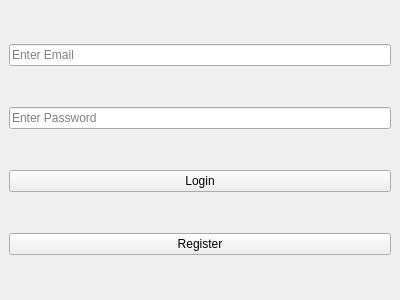
Old version of the form Agency/View/loginView.ui in the repository markodmaki123/RealEstateAgency.
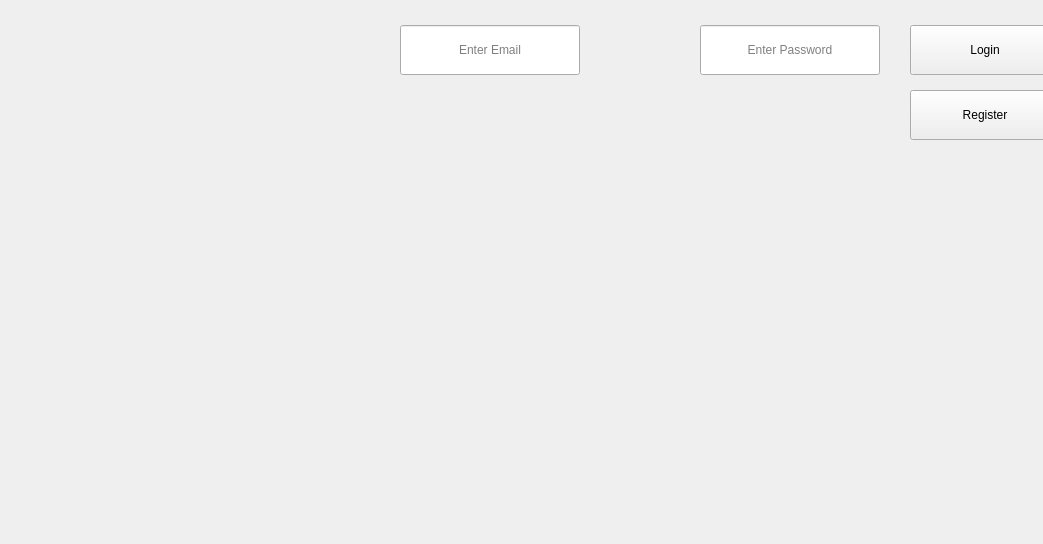
New version of the form.

Commit message: Added property view for adding new properties and visits view for accepting and declining visits. Updated Register view and login view to better fit functionality and ui. Added styles and images.

What changed in the file:
```diff
--- a/Agency/View/loginView.ui
+++ b/Agency/View/loginView.ui
@@ -6,47 +6,85 @@
    <rect>
     <x>0</x>
     <y>0</y>
-    <width>400</width>
-    <height>300</height>
+    <width>1043</width>
+    <height>544</height>
    </rect>
   </property>
   <property name="windowTitle">
    <string>Login</string>
   </property>
   <widget class="QWidget" name="centralwidget">
-   <layout class="QVBoxLayout" name="verticalLayout">
-    <item>
+   <widget class="QPushButton" name="login_button">
+    <property name="geometry">
+     <rect>
+      <x>910</x>
+      <y>25</y>
+      <width>150</width>
+      <height>50</height>
+     </rect>
+    </property>
+    <property name="text">
+     <string>Login</string>
+    </property>
+   </widget>
+   <widget class="QPushButton" name="register_button">
+    <property name="geometry">
+     <rect>
+      <x>910</x>
+      <y>90</y>
+      <width>150</width>
+      <height>50</height>
+     </rect>
+    </property>
+    <property name="text">
+     <string>Register</string>
+    </property>
+   </widget>
      <widget class="QLineEdit" name="email_field">
+    <property name="geometry">
+     <rect>
+      <x>400</x>
+      <y>25</y>
+      <width>180</width>
+      <height>50</height>
+     </rect>
+    </property>
       <property name="placeholderText">
        <string>Enter Email</string>
       </property>
-     </widget>
-    </item>
-    <item>
+    <property name="alignment">
+     <set>Qt::AlignCenter</set>
+    </property>
+   </widget>
      <widget class="QLineEdit" name="password_field">
+    <property name="geometry">
+     <rect>
+      <x>700</x>
+      <y>25</y>
+      <width>180</width>
+      <height>50</height>
+     </rect>
+    </property>
       <property name="placeholderText">
        <string>Enter Password</string>
       </property>
       <property name="echoMode">
        <enum>QLineEdit::Password</enum>
       </property>
-     </widget>
-    </item>
-    <item>
-     <widget class="QPushButton" name="login_button">
-      <property name="text">
-       <string>Login</string>
-      </property>
-     </widget>
-    </item>
-    <item>
-     <widget class="QPushButton" name="register_button">
-      <property name="text">
-       <string>Register</string>
-      </property>
-     </widget>
-    </item>
-   </layout>
+    <property name="alignment">
+     <set>Qt::AlignCenter</set>
+    </property>
+   </widget>
+   <widget class="QLabel" name="backgroundLbl">
+    <property name="geometry">
+     <rect>
+      <x>0</x>
+      <y>0</y>
+      <width>1043</width>
+      <height>544</height>
+     </rect>
+    </property>
+   </widget>
   </widget>
  </widget>
  <resources/>
```
Left out of the diff: 1 changed line with no effect on the pictures. Lines whose indentation alone changed are shown as unchanged. The commit also changes 25 other files.
